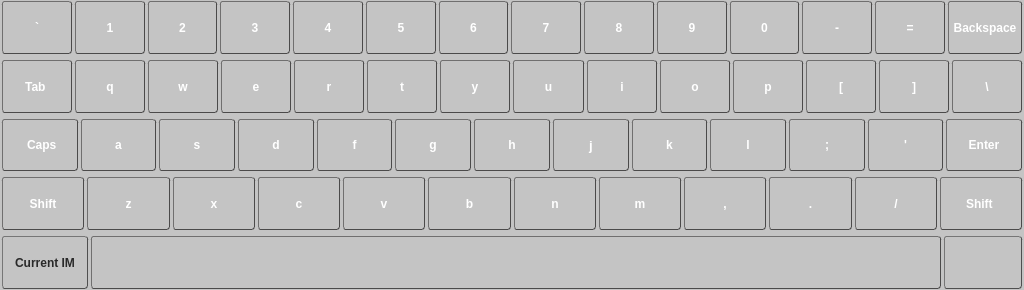
Above: src/QVirtualKeyboard.ui from swifteen/Qin before the change. Below: the same form after it.
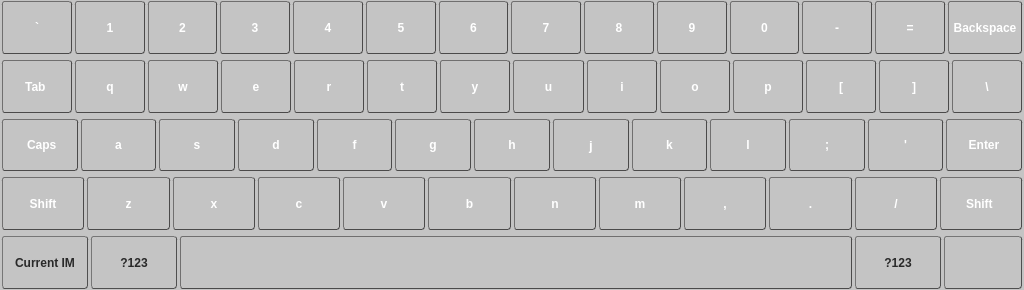
That is the form after the change. Icons and pictures are not drawn.

Commit message: feat:add digital symbol toggle button

```diff
--- a/src/QVirtualKeyboard.ui
+++ b/src/QVirtualKeyboard.ui
@@ -1708,6 +1708,25 @@
          </property>
         </widget>
        </item>
+       <item>
+        <widget class="QPushButton" name="btnIM_NumLeftToggle">
+         <property name="sizePolicy">
+          <sizepolicy hsizetype="Minimum" vsizetype="Minimum">
+           <horstretch>0</horstretch>
+           <verstretch>0</verstretch>
+          </sizepolicy>
+         </property>
+         <property name="minimumSize">
+          <size>
+           <width>88</width>
+           <height>20</height>
+          </size>
+         </property>
+         <property name="text">
+          <string>?123</string>
+         </property>
+        </widget>
+       </item>
        <item>
         <widget class="QToolButton" name="btnSpace">
          <property name="sizePolicy">
@@ -1737,6 +1756,25 @@
          </property>
         </widget>
        </item>
+       <item>
+        <widget class="QPushButton" name="btnIM_NumRightToggle">
+         <property name="sizePolicy">
+          <sizepolicy hsizetype="Minimum" vsizetype="Minimum">
+           <horstretch>0</horstretch>
+           <verstretch>0</verstretch>
+          </sizepolicy>
+         </property>
+         <property name="minimumSize">
+          <size>
+           <width>88</width>
+           <height>20</height>
+          </size>
+         </property>
+         <property name="text">
+          <string>?123</string>
+         </property>
+        </widget>
+       </item>
        <item>
         <widget class="QPushButton" name="btnHide">
          <property name="sizePolicy">
```
Left out of the diff: 2 changed lines with no effect on the pictures. The commit also changes 7 other files.
